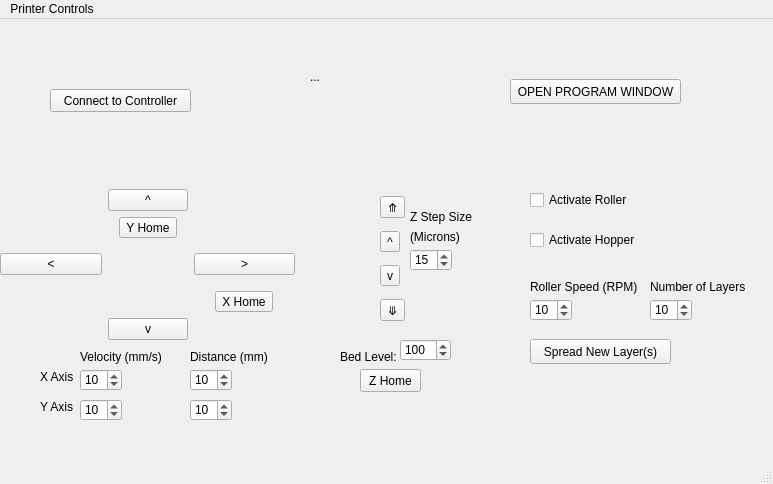
First picture: the form in QT_Framework/mainwindow.ui, repository BYUCreateResearchLab/CREATE_LAB_Binder_Jet_Printer, before the edit.
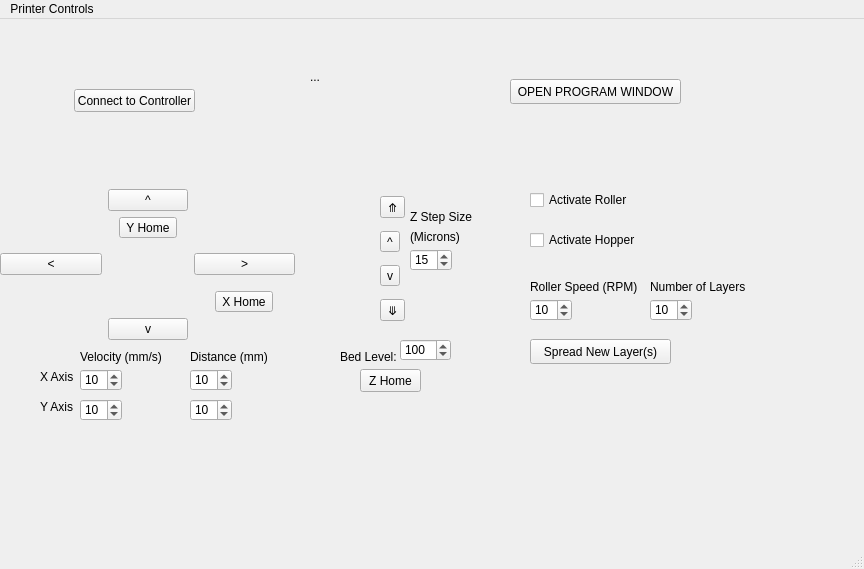
Second picture: the form after the edit.

```diff
--- a/QT_Framework/mainwindow.ui
+++ b/QT_Framework/mainwindow.ui
@@ -6,8 +6,8 @@
    <rect>
     <x>0</x>
     <y>0</y>
-    <width>773</width>
-    <height>484</height>
+    <width>864</width>
+    <height>569</height>
    </rect>
   </property>
   <property name="windowTitle">
@@ -426,19 +426,6 @@
      <string>Roller Speed (RPM)</string>
     </property>
    </widget>
-   <widget class="QPushButton" name="connect">
-    <property name="geometry">
-     <rect>
-      <x>50</x>
-      <y>70</y>
-      <width>141</width>
-      <height>23</height>
-     </rect>
-    </property>
-    <property name="text">
-     <string>Connect to Controller</string>
-    </property>
-   </widget>
    <widget class="QToolButton" name="zHome">
     <property name="geometry">
      <rect>
@@ -465,13 +452,26 @@
      <string>OPEN PROGRAM WINDOW</string>
     </property>
    </widget>
+   <widget class="QPushButton" name="connect">
+    <property name="geometry">
+     <rect>
+      <x>74</x>
+      <y>70</y>
+      <width>121</width>
+      <height>23</height>
+     </rect>
+    </property>
+    <property name="text">
+     <string>Connect to Controller</string>
+    </property>
+   </widget>
   </widget>
   <widget class="QMenuBar" name="menubar">
    <property name="geometry">
     <rect>
      <x>0</x>
      <y>0</y>
-     <width>773</width>
+     <width>864</width>
      <height>21</height>
     </rect>
    </property>
```
